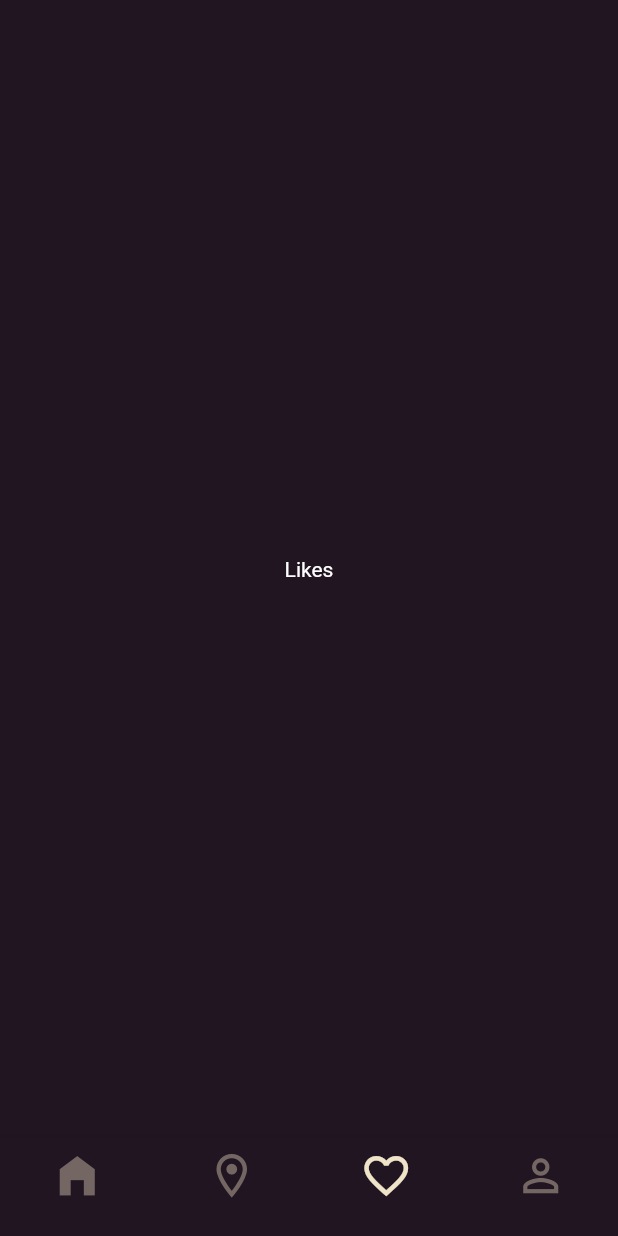
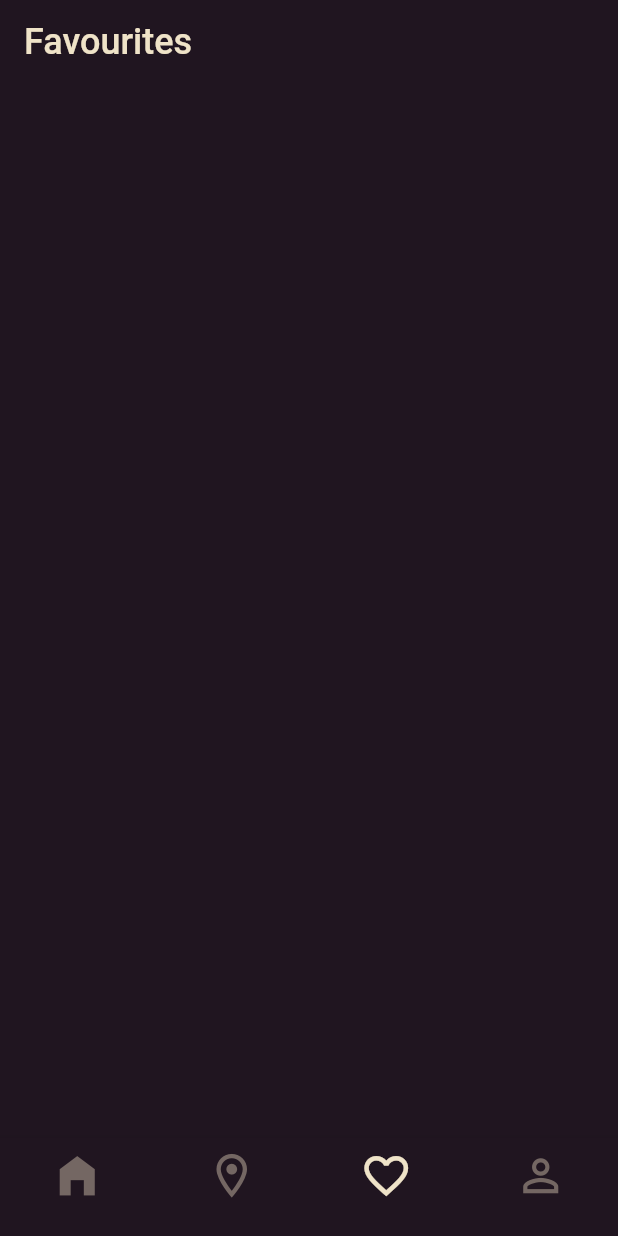
Before and after one commit to SpielerEinzig/Real-Cafe, a Flutter app: the screen it shows after launch, swiped to page 3, on a phone screen of 412 x 824 dp. Run offline on Flutter 3.47's test engine with Material 2 defaults, Android fonts, the phone set to English and light mode, and no system bars.

Commit message:
created provider for favourites and added favourites system

```diff
--- a/lib/models/coffee_order.dart
+++ b/lib/models/coffee_order.dart
@@ -13,4 +13,14 @@ class CoffeeOrder {
       required this.imgUrl,
       required this.price,
       required this.rating});
+
+  @override
+  bool operator ==(Object other) =>
+      identical(this, other) ||
+      other is CoffeeOrder &&
+          runtimeType == other.runtimeType &&
+          name == other.name;
+
+  @override
+  int get hashCode => name.hashCode;
 }
--- /dev/null
+++ b/lib/provider/favourites_provider.dart
@@ -0,0 +1,19 @@
+import 'package:flutter/material.dart';
+
+import '../models/coffee_order.dart';
+
+List<CoffeeOrder> _favouritesList = [];
+
+class FavouritesProvider with ChangeNotifier {
+  List<CoffeeOrder> get favourites => _favouritesList;
+
+  addItem({required CoffeeOrder item}) {
+    _favouritesList.add(item);
+    notifyListeners();
+  }
+
+  removeItem({required CoffeeOrder item}) {
+    _favouritesList.remove(item);
+    notifyListeners();
+  }
+}
--- a/lib/screens/nav_bar/likes.dart
+++ b/lib/screens/nav_bar/likes.dart
@@ -1,4 +1,9 @@
 import 'package:flutter/material.dart';
+import 'package:provider/provider.dart';
+import 'package:real_cafe/provider/favourites_provider.dart';
+import 'package:real_cafe/utilities/constants.dart';
+
+import '../../widgets/favourite_card.dart';
 
 class Likes extends StatefulWidget {
   const Likes({Key? key}) : super(key: key);
@@ -10,10 +15,40 @@ class Likes extends StatefulWidget {
 class _LikesState extends State<Likes> {
   @override
   Widget build(BuildContext context) {
-    return const Scaffold(
-      body: Center(
-        child: Text("Likes"),
-      ),
-    );
+    return Scaffold(
+        appBar: AppBar(
+          elevation: 0,
+          title: const Text(
+            "Favourites",
+            style: TextStyle(
+              color: kPrimary,
+              fontSize: 24,
+            ),
+          ),
+        ),
+        body: Padding(
+          padding: const EdgeInsets.symmetric(horizontal: 16.0),
+          child: ListView(
+            children: context.read<FavouritesProvider>().favourites.map((item) {
+              return Padding(
+                padding: const EdgeInsets.only(bottom: 16.0),
+                child: favouriteCard(
+                    screenWidth: MediaQuery.of(context).size.width,
+                    imageUrl: item.imgUrl,
+                    name: item.name,
+                    shortDescription: item.addition,
+                    price: item.price,
+                    favouriteButtonPressed: () {
+                      print("pressed");
+                      setState(() {
+                        context
+                            .read<FavouritesProvider>()
+                            .removeItem(item: item);
+                      });
+                    }),
+              );
+            }).toList(),
+          ),
+        ));
   }
 }
--- a/pubspec.yaml
+++ b/pubspec.yaml
@@ -34,6 +34,7 @@ dependencies:
   # The following adds the Cupertino Icons font to your application.
   # Use with the CupertinoIcons class for iOS style icons.
   cupertino_icons: ^1.0.2
+  provider: ^6.0.3
 
 dev_dependencies:
   flutter_test:
```
Also changed, not shown: lib/main.dart (+11 -1 lines), lib/screens/nav_bar/home.dart (+29 -2 lines), lib/screens/nav_bar/order_details.dart (+44 -7 lines), lib/utilities/constants.dart (+4 -4 lines), lib/widgets/favourite_card.dart (added, +76 -0 lines), pubspec.lock.
